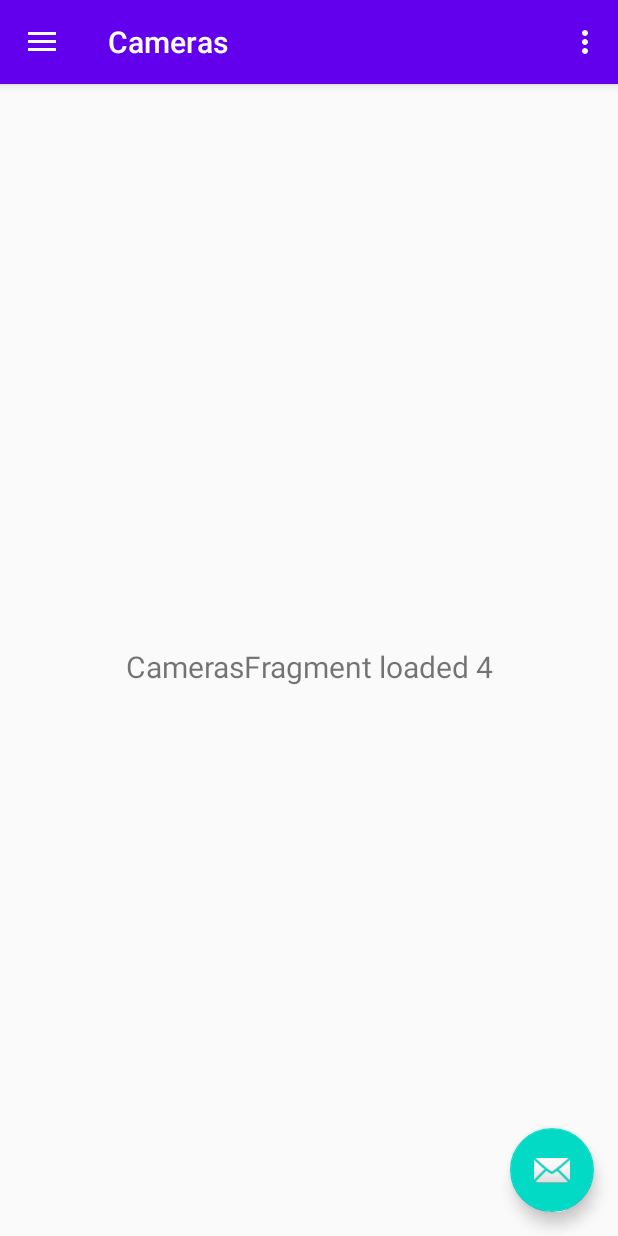
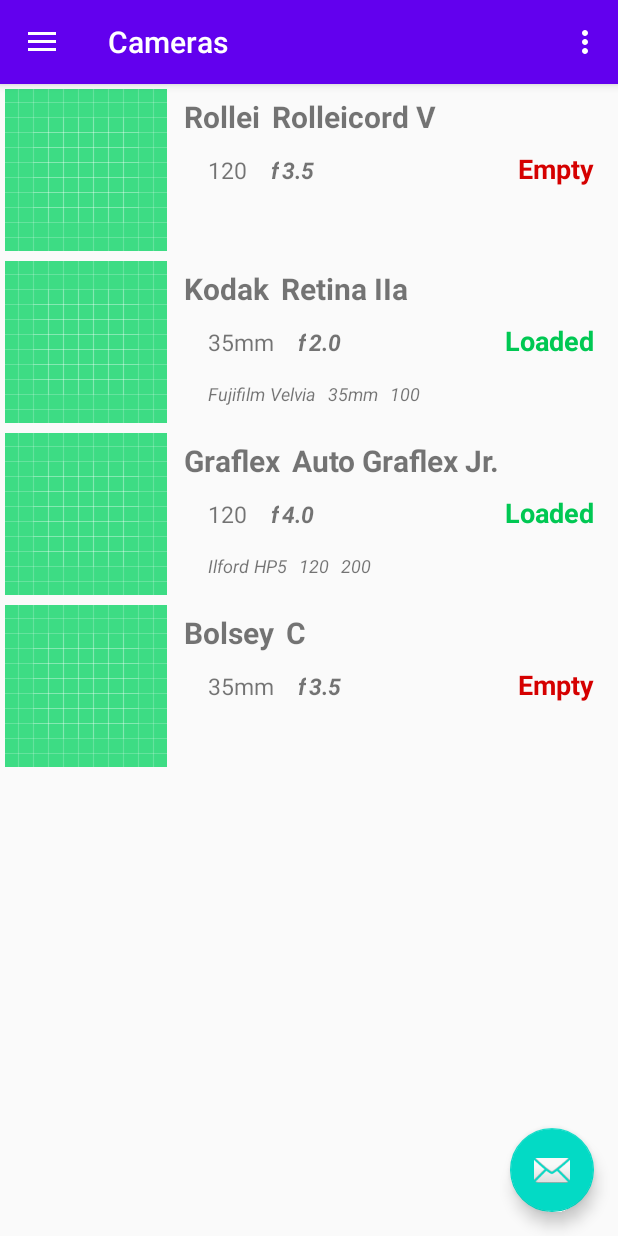
Before and after one commit to wbmoeller/film-tracker, an Android app: the screen it shows after launch (MainActivity), on a phone screen of 412 x 824 dp. Run offline under Robolectric (Android 15) with nearby library versions, the phone set to English and light mode, and no system bars; our stand-ins replace Firebase (no records; nobody signed in at launch, a user with empty details on screens opened directly), navigation-ui; libraries missing offline, so code that uses them is left out: com.firebase.ui; pictures from the network do not load.

Commit message:
Show cameras in a recyclerview

```diff
--- a/app/build.gradle
+++ b/app/build.gradle
@@ -85,6 +85,7 @@ dependencies {
     implementation 'com.google.firebase:firebase-auth:19.2.0'
     implementation 'com.google.android.gms:play-services-auth:17.0.0'
     implementation 'com.firebaseui:firebase-ui-auth:6.2.0'
+    implementation 'androidx.recyclerview:recyclerview:1.2.0-alpha01'
 //    implementation 'com.google.firebase:firebase-firestore-ktx:21.4.1'
 
     testImplementation 'junit:junit:4.12'
--- /dev/null
+++ b/app/src/main/java/com/wbmoeller/filmtracker/Utils.kt
@@ -0,0 +1,3 @@
+package com.wbmoeller.filmtracker
+
+fun Double.format(digits: Int) = "%.${digits}f".format(this)
--- a/app/src/main/java/com/wbmoeller/filmtracker/models/Camera.kt
+++ b/app/src/main/java/com/wbmoeller/filmtracker/models/Camera.kt
@@ -20,12 +20,13 @@ class Camera(
     val otherLinks: List<URI>? = null,
     val notes: String? = null
 ) {
-    private var loadedRoll: Roll? = null
+    private var _loadedRoll: Roll? = null
+    val loadedRoll get() = _loadedRoll
 
     fun load(film: Film): Roll? {
         return if (film.format == filmFormat) {
             val newRoll = Roll(film, this)
-            loadedRoll = newRoll
+            _loadedRoll = newRoll
             newRoll
         } else {
             // error!
@@ -34,8 +35,8 @@ class Camera(
     }
 
     fun unload(): Roll? {
-        loadedRoll?.state = Roll.State.Used
-        loadedRoll = null
-        return loadedRoll
+        _loadedRoll?.state = Roll.State.Used
+        _loadedRoll = null
+        return _loadedRoll
     }
 }
--- a/app/src/main/java/com/wbmoeller/filmtracker/models/FilmFormat.kt
+++ b/app/src/main/java/com/wbmoeller/filmtracker/models/FilmFormat.kt
@@ -3,5 +3,13 @@ package com.wbmoeller.filmtracker.models
 enum class FilmFormat {
     OneTwenty,
     ThirtyFive,
-    Sheet
+    Sheet;
+
+    override fun toString(): String {
+        return when (this) {
+            OneTwenty -> "120"
+            ThirtyFive -> "35mm"
+            Sheet -> "Sheet"
+        }
+    }
 }
--- a/app/src/main/java/com/wbmoeller/filmtracker/models/ShutterType.kt
+++ b/app/src/main/java/com/wbmoeller/filmtracker/models/ShutterType.kt
@@ -2,5 +2,12 @@ package com.wbmoeller.filmtracker.models
 
 enum class ShutterType {
     Leaf,
-    FocalPlane
+    FocalPlane;
+
+    override fun toString(): String {
+        return when (this) {
+            Leaf -> "Leaf"
+            FocalPlane -> "Focal Plane"
+        }
+    }
 }
--- a/app/src/main/java/com/wbmoeller/filmtracker/repositories/CameraRepository.kt
+++ b/app/src/main/java/com/wbmoeller/filmtracker/repositories/CameraRepository.kt
@@ -46,10 +46,13 @@ class CameraRepository {
             emit(cameraList)
 
             // Load the film a bit later
-            delay(2000)
+            delay(1000)
             cameraList[2].load(Film("Ilford", "HP5", FilmFormat.OneTwenty, 200, FilmColor.BlackAndWhite))
+            emit(cameraList)
+
+            delay(1000)
             cameraList[1].load(Film("Fujifilm", "Velvia", FilmFormat.ThirtyFive, 100, FilmColor.Daylight))
-
+            emit(cameraList)
         }.flowOn(Dispatchers.IO) // Use the IO thread for this Flow
     }
 }
--- /dev/null
+++ b/app/src/main/java/com/wbmoeller/filmtracker/ui/cameras/CameraRecyclerViewAdapter.kt
@@ -0,0 +1,77 @@
+package com.wbmoeller.filmtracker.ui.cameras
+
+import android.app.Activity
+import android.graphics.Color
+import android.view.LayoutInflater
+import android.view.View
+import android.view.ViewGroup
+import android.widget.ImageView
+import android.widget.TextView
+import androidx.core.content.ContextCompat
+import androidx.recyclerview.widget.RecyclerView
+import com.wbmoeller.filmtracker.R
+import com.wbmoeller.filmtracker.format
+import com.wbmoeller.filmtracker.models.Camera
+import kotlinx.android.synthetic.main.camera_list_item.view.*
+
+class CameraRecyclerViewAdapter(var context: Activity, val cameraList: List<Camera>) :
+    RecyclerView.Adapter<RecyclerView.ViewHolder>() {
+
+    override fun onCreateViewHolder(
+        parent: ViewGroup,
+        viewType: Int
+    ): RecyclerView.ViewHolder {
+        val rootView: View = LayoutInflater.from(context).inflate(R.layout.camera_list_item, parent, false)
+        return RecyclerViewViewHolder(rootView)
+    }
+
+    override fun onBindViewHolder(
+        holder: RecyclerView.ViewHolder,
+        position: Int
+    ) {
+        val camera: Camera = cameraList[position]
+        val viewHolder =
+            holder as RecyclerViewViewHolder
+        viewHolder.manufacturer.text = camera.manufacturer
+        viewHolder.model.text = camera.model
+        viewHolder.minAperture.text = camera.apertureMin.format(1)
+        viewHolder.filmFormat.text = camera.filmFormat.toString()
+        if (camera.loadedRoll == null) {
+            viewHolder.filmState.text = context.getString(R.string.film_state_empty)
+            viewHolder.filmState.setTextColor(ContextCompat.getColor(context, R.color.camera_empty))
+            viewHolder.loadedFilmManufacturer.visibility = View.GONE
+            viewHolder.loadedFilmName.visibility = View.GONE
+            viewHolder.loadedFilmType.visibility = View.GONE
+            viewHolder.loadedFilmISO.visibility = View.GONE
+        } else {
+            viewHolder.filmState.text = context.getString(R.string.film_state_loaded)
+            viewHolder.filmState.setTextColor(ContextCompat.getColor(context, R.color.camera_loaded))
+            viewHolder.loadedFilmManufacturer.text = camera.loadedRoll?.film?.manufacturer
+            viewHolder.loadedFilmName.text = camera.loadedRoll?.film?.name
+            viewHolder.loadedFilmType.text = camera.loadedRoll?.film?.format.toString()
+            viewHolder.loadedFilmISO.text = camera.loadedRoll?.film?.iso.toString()
+            viewHolder.loadedFilmManufacturer.visibility = View.VISIBLE
+            viewHolder.loadedFilmName.visibility = View.VISIBLE
+            viewHolder.loadedFilmType.visibility = View.VISIBLE
+            viewHolder.loadedFilmISO.visibility = View.VISIBLE
+        }
+    }
+
+    override fun getItemCount(): Int {
+        return cameraList.size
+    }
+
+    internal inner class RecyclerViewViewHolder(itemView: View) :
+        RecyclerView.ViewHolder(itemView) {
+        val thumb: ImageView = itemView.thumb
+        val manufacturer: TextView = itemView.manufacturer
+        val model: TextView = itemView.model
+        val minAperture: TextView = itemView.min_aperture
+        val filmFormat: TextView = itemView.film_format
+        val filmState: TextView = itemView.film_state
+        val loadedFilmManufacturer: TextView = itemView.loaded_film_manufacturer
+        val loadedFilmName: TextView = itemView.loaded_film_name
+        val loadedFilmType: TextView = itemView.loaded_film_type
+        val loadedFilmISO: TextView = itemView.loaded_film_iso
+    }
+}
--- a/app/src/main/java/com/wbmoeller/filmtracker/ui/cameras/CamerasFragment.kt
+++ b/app/src/main/java/com/wbmoeller/filmtracker/ui/cameras/CamerasFragment.kt
@@ -1,5 +1,6 @@
 package com.wbmoeller.filmtracker.ui.cameras
 
+import android.app.Activity
 import android.os.Bundle
 import android.view.LayoutInflater
 import android.view.View
@@ -7,7 +8,9 @@ import android.view.ViewGroup
 import androidx.fragment.app.Fragment
 import androidx.lifecycle.Observer
 import androidx.lifecycle.ViewModelProvider
+import androidx.recyclerview.widget.LinearLayoutManager
 import com.wbmoeller.filmtracker.databinding.FragmentCamerasBinding
+
 
 class CamerasFragment : Fragment() {
 
@@ -27,14 +30,16 @@ class CamerasFragment : Fragment() {
             ).get(CamerasViewModel::class.java)
         }
         binding = FragmentCamerasBinding.inflate(layoutInflater, container, false)
+        binding.camerasList.layoutManager = LinearLayoutManager(context)
 
         camerasViewModel.cameras.observe(viewLifecycleOwner, Observer {
             when {
                 it.isSuccess -> {
-                    binding.textHome.text = "CamerasFragment loaded ${it.getOrDefault(listOf()).size}"
+                    val recyclerViewAdapter = CameraRecyclerViewAdapter(activity as Activity, it.getOrDefault(listOf()))
+                    binding.camerasList.adapter = recyclerViewAdapter
                 }
                 it.isFailure -> {
-                    binding.textHome.text = it.exceptionOrNull()?.message
+                    // todo - show an error
                 }
             }
         })
--- a/app/src/main/java/com/wbmoeller/filmtracker/ui/cameras/CamerasViewModel.kt
+++ b/app/src/main/java/com/wbmoeller/filmtracker/ui/cameras/CamerasViewModel.kt
@@ -30,6 +30,7 @@ class CamerasViewModel @ExperimentalCoroutinesApi constructor(
                 .collect { cameraItems ->
                     _cameras.value = Result.success(cameraItems)
                 }
+            // todo - can't seem to get .asLiveData() to be recognized
         }
     }
 
--- /dev/null
+++ b/app/src/main/res/layout/camera_list_item.xml
@@ -0,0 +1,131 @@
+<?xml version="1.0" encoding="utf-8"?>
+<androidx.constraintlayout.widget.ConstraintLayout xmlns:android="http://schemas.android.com/apk/res/android"
+    xmlns:app="http://schemas.android.com/apk/res-auto"
+    xmlns:tools="http://schemas.android.com/tools"
+    android:layout_width="match_parent"
+    android:layout_height="wrap_content">
+
+    <ImageView
+        android:id="@+id/thumb"
+        android:layout_width="wrap_content"
+        android:layout_height="wrap_content"
+        android:padding="3dp"
+        android:src="@drawable/ic_launcher_background"
+        app:layout_constraintBottom_toBottomOf="parent"
+        app:layout_constraintStart_toStartOf="parent"
+        app:layout_constraintTop_toTopOf="parent"
+        android:contentDescription="@string/camera_thumbnail" />
+
+    <TextView
+        android:id="@+id/manufacturer"
+        android:layout_width="wrap_content"
+        android:layout_height="wrap_content"
+        tools:text="Rollei"
+        android:textSize="20sp"
+        android:textStyle="bold"
+        android:layout_margin="8dp"
+        app:layout_constraintStart_toEndOf="@+id/thumb"
+        app:layout_constraintTop_toTopOf="parent" />
+
+    <TextView
+        android:id="@+id/model"
+        android:layout_width="wrap_content"
+        android:layout_height="wrap_content"
+        tools:text="Rolleicord V"
+        android:textSize="20sp"
+        android:textStyle="bold"
+        android:layout_margin="8dp"
+        app:layout_constraintStart_toEndOf="@+id/manufacturer"
+        app:layout_constraintTop_toTopOf="parent" />
+
+    <TextView
+        android:id="@+id/min_aperture_label"
+        android:layout_width="5dp"
+        android:layout_height="wrap_content"
+        android:text="@string/aperture_label"
+        android:layout_marginStart="16dp"
+        android:textSize="15sp"
+        android:textStyle="italic|bold"
+        app:layout_constraintBaseline_toBaselineOf="@+id/film_format"
+        app:layout_constraintStart_toEndOf="@+id/film_format" />
+
+    <TextView
+        android:id="@+id/min_aperture"
+        android:layout_width="wrap_content"
+        android:layout_height="wrap_content"
+        tools:text="3.5"
+        android:textStyle="italic|bold"
+        android:textSize="15sp"
+        android:layout_marginStart="2dp"
+        app:layout_constraintStart_toEndOf="@+id/min_aperture_label"
+        app:layout_constraintBaseline_toBaselineOf="@+id/film_format" />
+
+    <TextView
+        android:id="@+id/film_format"
+        android:layout_width="wrap_content"
+        android:layout_height="wrap_content"
+        tools:text="120"
+        android:textSize="15sp"
+        android:layout_marginStart="24dp"
+        app:layout_constraintBottom_toBottomOf="parent"
+        app:layout_constraintStart_toEndOf="@+id/thumb"
+        app:layout_constraintTop_toTopOf="parent" />
+
+    <TextView
+        android:id="@+id/film_state"
+        android:layout_width="wrap_content"
+        android:layout_height="wrap_content"
+        android:textColor="@color/camera_loaded"
+        android:textSize="18sp"
+        android:textStyle="bold"
+        android:layout_margin="16dp"
+        app:layout_constraintBaseline_toBaselineOf="@+id/film_format"
+        app:layout_constraintEnd_toEndOf="parent"
+        tools:text="Loaded" />
+
+    <TextView
+        android:id="@+id/loaded_film_manufacturer"
+        android:layout_width="wrap_content"
+        android:layout_height="wrap_content"
+        android:layout_marginStart="24dp"
+        tools:text="Ilford"
+        android:textSize="12sp"
+        android:textStyle="italic"
+        app:layout_constraintBottom_toBottomOf="parent"
+        app:layout_constraintStart_toEndOf="@+id/thumb"
+        app:layout_constraintTop_toBottomOf="@+id/film_format" />
+
+    <TextView
+        android:id="@+id/loaded_film_name"
+        android:layout_width="wrap_content"
+        android:layout_height="wrap_content"
+        android:layout_marginStart="3dp"
+        tools:text="HP5"
+        android:textSize="12sp"
+        android:textStyle="italic"
+        app:layout_constraintStart_toEndOf="@+id/loaded_film_manufacturer"
+        app:layout_constraintBaseline_toBaselineOf="@+id/loaded_film_manufacturer" />
+
+    <TextView
+        android:id="@+id/loaded_film_type"
+        android:layout_width="wrap_content"
+        android:layout_height="wrap_content"
+        tools:text="Black &amp; White"
+        android:layout_marginStart="8dp"
+        android:textSize="12sp"
+        android:textStyle="italic"
+        app:layout_constraintStart_toEndOf="@+id/loaded_film_name"
+        app:layout_constraintBaseline_toBaselineOf="@+id/loaded_film_name"/>
+
+    <TextView
+        android:id="@+id/loaded_film_iso"
+        android:layout_width="wrap_content"
+        android:layout_height="wrap_content"
+        tools:text="100"
+        android:layout_marginStart="8dp"
+        android:textSize="12sp"
+        android:textStyle="italic"
+        app:layout_constraintBaseline_toBaselineOf="@+id/loaded_film_name"
+        app:layout_constraintStart_toEndOf="@+id/loaded_film_type" />
+
+</androidx.constraintlayout.widget.ConstraintLayout>
--- a/app/src/main/res/layout/fragment_cameras.xml
+++ b/app/src/main/res/layout/fragment_cameras.xml
@@ -6,17 +6,9 @@
     android:layout_height="match_parent"
     tools:context=".ui.cameras.CamerasFragment">
 
-    <TextView
-        android:id="@+id/text_home"
+    <androidx.recyclerview.widget.RecyclerView
+        android:id="@+id/cameras_list"
         android:layout_width="match_parent"
-        android:layout_height="wrap_content"
-        android:layout_marginStart="8dp"
-        android:layout_marginTop="8dp"
-        android:layout_marginEnd="8dp"
-        android:textAlignment="center"
-        android:textSize="20sp"
-        app:layout_constraintBottom_toBottomOf="parent"
-        app:layout_constraintEnd_toEndOf="parent"
-        app:layout_constraintStart_toStartOf="parent"
-        app:layout_constraintTop_toTopOf="parent" />
+        android:layout_height="match_parent" />
+
 </androidx.constraintlayout.widget.ConstraintLayout>
--- a/app/src/main/res/values/colors.xml
+++ b/app/src/main/res/values/colors.xml
@@ -3,4 +3,6 @@
     <color name="colorPrimary">#6200EE</color>
     <color name="colorPrimaryDark">#3700B3</color>
     <color name="colorAccent">#03DAC5</color>
+    <color name="camera_empty">#D50000</color>
+    <color name="camera_loaded">#00C853</color>
 </resources>
--- a/app/src/main/res/values/strings.xml
+++ b/app/src/main/res/values/strings.xml
@@ -15,4 +15,8 @@
     <string name="signout">Sign Out</string>
 
     <string name="nav_drawer_bottom_section">Other</string>
+    <string name="camera_thumbnail">Camera Thumbnail</string>
+    <string name="aperture_label">f</string>
+    <string name="film_state_empty">Empty</string>
+    <string name="film_state_loaded">Loaded</string>
 </resources>
```
